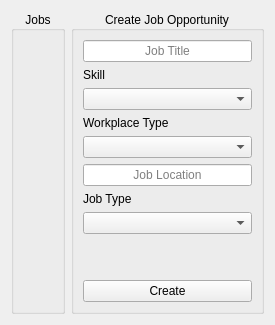
Before: the Qt Designer form Forms/jobcompany.ui in Sobrah/Linkedin, drawn with Qt 5.
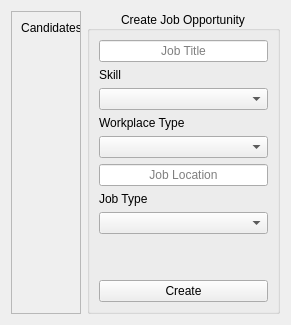
After: the same form once the commit is applied.

```diff
--- a/Forms/jobcompany.ui
+++ b/Forms/jobcompany.ui
@@ -6,19 +6,54 @@
    <rect>
     <x>0</x>
     <y>0</y>
-    <width>248</width>
+    <width>277</width>
     <height>325</height>
    </rect>
   </property>
   <layout class="QHBoxLayout" name="horizontalLayout" stretch="3,2">
    <item>
-    <widget class="QGroupBox" name="jobGroup">
-     <property name="title">
-      <string>Jobs</string>
+    <widget class="QScrollArea" name="jobsScroll">
+     <property name="horizontalScrollBarPolicy">
+      <enum>Qt::ScrollBarAlwaysOff</enum>
      </property>
-     <property name="alignment">
-      <set>Qt::AlignCenter</set>
+     <property name="widgetResizable">
+      <bool>true</bool>
      </property>
+     <widget class="QWidget" name="jobsScrollContents">
+      <property name="geometry">
+       <rect>
+        <x>0</x>
+        <y>0</y>
+        <width>77</width>
+        <height>305</height>
+       </rect>
+      </property>
+      <layout class="QVBoxLayout">
+       <item>
+        <widget class="QLabel" name="label">
+         <property name="text">
+          <string>Candidates</string>
+         </property>
+         <property name="alignment">
+          <set>Qt::AlignCenter</set>
+         </property>
+        </widget>
+       </item>
+       <item>
+        <spacer name="verticalSpacer">
+         <property name="orientation">
+          <enum>Qt::Vertical</enum>
+         </property>
+         <property name="sizeHint" stdset="0">
+          <size>
+           <width>20</width>
+           <height>40</height>
+          </size>
+         </property>
+        </spacer>
+       </item>
+      </layout>
+     </widget>
     </widget>
    </item>
    <item>
```
